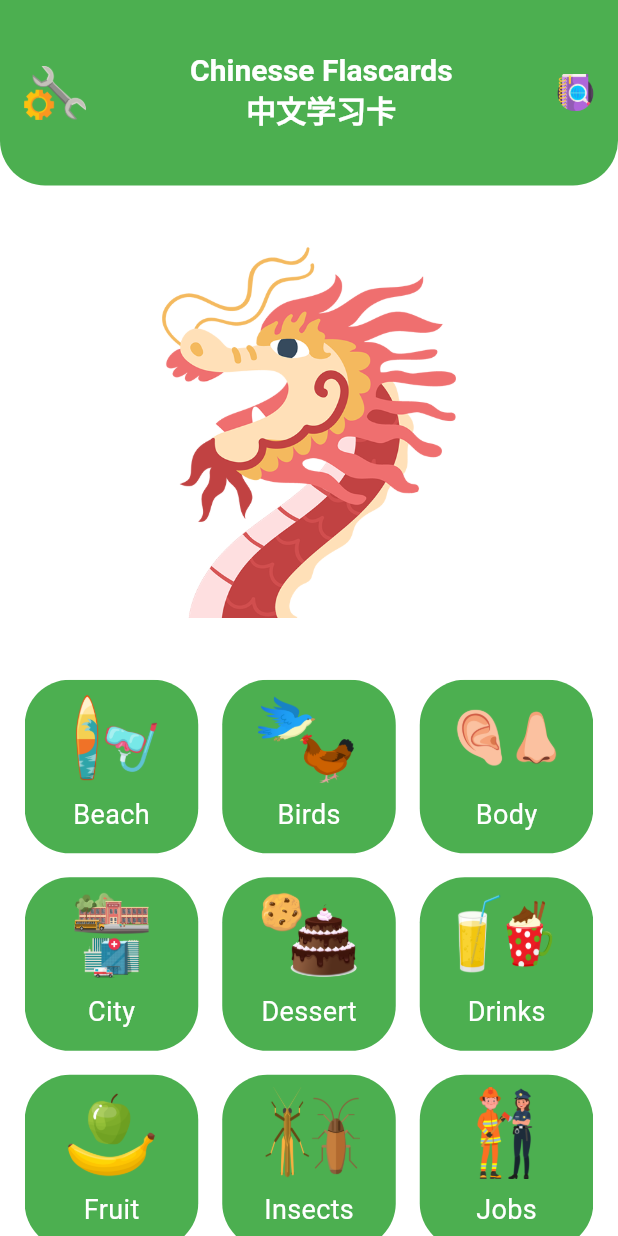
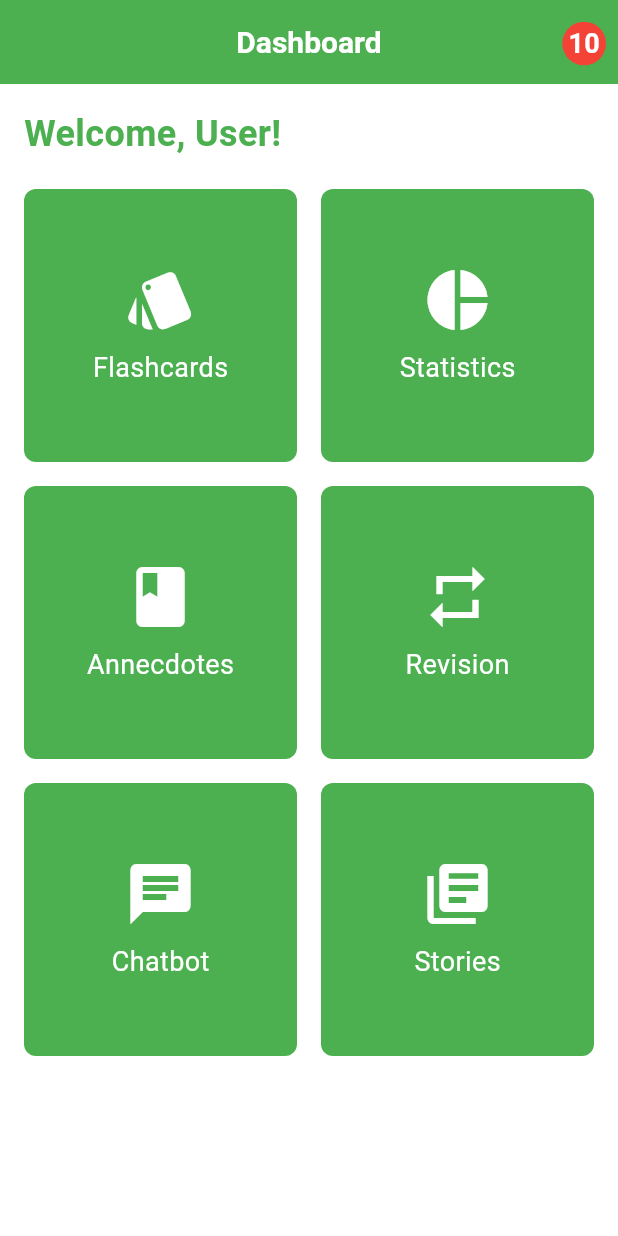
Before and after one commit to Nde-Dilan/Nerala, a Flutter app: the screen it shows after launch, on a phone screen of 412 x 824 dp. Run offline on Flutter 3.47's test engine with Material 3 defaults, Android fonts, the phone set to English and light mode, and no system bars; our stand-ins replace fl_chart, flutter_tts; Roboto replaces fonts that are missing (Ink Free).

Commit message:
the dashboard and statistics

```diff
--- a/lib/main.dart
+++ b/lib/main.dart
@@ -1,6 +1,6 @@
 import 'package:anki_like_app/configs/themes.dart';
 import 'package:anki_like_app/notifiyers/flascards_notifiyer.dart';
-import 'package:anki_like_app/pages/home_page.dart';
+import 'package:anki_like_app/pages/dashboard.dart';
 import 'package:flutter/material.dart';
 import 'package:provider/provider.dart';
 
@@ -22,8 +22,7 @@ class MyApp extends StatelessWidget {
       theme: appTheme,
       home: PageView(
         children: const [
-          HomePage(),
-
+          Dashboard(), // Set Dashboard as the initial page
         ],
       ),
     );
--- /dev/null
+++ b/lib/pages/annecdotes.dart
@@ -0,0 +1,20 @@
+import 'package:flutter/material.dart';
+
+class Annecdotes extends StatelessWidget {
+  const Annecdotes({Key? key}) : super(key: key);
+
+  @override
+  Widget build(BuildContext context) {
+    return Scaffold(
+      appBar: AppBar(
+        title: const Text('Annecdotes'),
+      ),
+      body: Center(
+        child: const Text(
+          'Annecdotes Page',
+          style: TextStyle(fontSize: 24),
+        ),
+      ),
+    );
+  }
+}
--- /dev/null
+++ b/lib/pages/chatbot.dart
@@ -0,0 +1,20 @@
+import 'package:flutter/material.dart';
+
+class Chatbot extends StatelessWidget {
+  const Chatbot({Key? key}) : super(key: key);
+
+  @override
+  Widget build(BuildContext context) {
+    return Scaffold(
+      appBar: AppBar(
+        title: const Text('Chatbot'),
+      ),
+      body: Center(
+        child: const Text(
+          'Chatbot Page',
+          style: TextStyle(fontSize: 24),
+        ),
+      ),
+    );
+  }
+}
--- /dev/null
+++ b/lib/pages/dashboard.dart
@@ -0,0 +1,115 @@
+import 'package:flutter/material.dart';
+import 'package:flutter/cupertino.dart';
+import 'package:flutter/services.dart';
+import 'home_page.dart';
+import 'annecdotes.dart';
+import 'revision.dart';
+import 'chatbot.dart';
+import 'pie_chart.dart';
+import 'stories.dart';
+
+class Dashboard extends StatelessWidget {
+  const Dashboard({Key? key}) : super(key: key);
+
+  @override
+  Widget build(BuildContext context) {
+    return Scaffold(
+      appBar: AppBar(
+        title: const Text('Dashboard'),
+        actions: [
+          Stack(
+            children: [
+              IconButton(
+                icon: Icon(Icons.notifications),
+                onPressed: () {
+                  // Implement your action for the alert button
+                },
+              ),
+              Positioned(
+                right: 8,
+                top: 8,
+                child: Container(
+                  padding: EdgeInsets.all(4),
+                  decoration: BoxDecoration(
+                    color: Colors.red,
+                    shape: BoxShape.circle,
+                  ),
+                  child: Text(
+                    '10', // Example streak count
+                    style: TextStyle(
+                      color: Colors.white,
+                      fontWeight: FontWeight.bold,
+                    ),
+                  ),
+                ),
+              ),
+            ],
+          ),
+        ],
+      ),
+      body: Padding(
+        padding: const EdgeInsets.all(16.0),
+        child: Column(
+          crossAxisAlignment: CrossAxisAlignment.start,
+          children: [
+            Text(
+              'Welcome, User!',
+              style: TextStyle(
+                fontSize: 24,
+                fontWeight: FontWeight.bold,
+                color: Colors.green,
+              ),
+            ),
+            const SizedBox(height: 20),
+            Expanded(
+              child: GridView.count(
+                crossAxisCount: 2,
+                crossAxisSpacing: 16,
+                mainAxisSpacing: 16,
+                children: [
+                  _buildGridButton(context, 'Flashcards', Icons.style, const HomePage()),
+                  _buildGridButton(context, 'Statistics', Icons.pie_chart, const PieChartWidget()),
+                  _buildGridButton(context, 'Annecdotes', Icons.book, const Annecdotes()),
+                  _buildGridButton(context, 'Revision', Icons.repeat, const Revision()),
+                  _buildGridButton(context, 'Chatbot', Icons.chat, const Chatbot()),
+                  _buildGridButton(context, 'Stories', Icons.library_books, const Stories()),
+                ],
+              ),
+            ),
+          ],
+        ),
+      ),
+    );
+  }
+
+  Widget _buildGridButton(BuildContext context, String title, IconData icon, Widget page) {
+    return GestureDetector(
+      onTap: () {
+        Navigator.push(
+          context,
+          MaterialPageRoute(builder: (context) => page),
+        );
+      },
+      child: Container(
+        decoration: BoxDecoration(
+          color: Colors.green,
+          borderRadius: BorderRadius.circular(8.0),
+        ),
+        child: Column(
+          mainAxisAlignment: MainAxisAlignment.center,
+          children: [
+            Icon(icon, size: 48, color: Colors.white),
+            const SizedBox(height: 8),
+            Text(
+              title,
+              style: TextStyle(
+                fontSize: 18,
+                color: Colors.white,
+              ),
+            ),
+          ],
+        ),
+      ),
+    );
+  }
+}
--- /dev/null
+++ b/lib/pages/revision.dart
@@ -0,0 +1,20 @@
+import 'package:flutter/material.dart';
+
+class Revision extends StatelessWidget {
+  const Revision({Key? key}) : super(key: key);
+
+  @override
+  Widget build(BuildContext context) {
+    return Scaffold(
+      appBar: AppBar(
+        title: const Text('Revision'),
+      ),
+      body: Center(
+        child: const Text(
+          'Revision Page',
+          style: TextStyle(fontSize: 24),
+        ),
+      ),
+    );
+  }
+}
--- /dev/null
+++ b/lib/pages/stories.dart
@@ -0,0 +1,20 @@
+import 'package:flutter/material.dart';
+
+class Stories extends StatelessWidget {
+  const Stories({Key? key}) : super(key: key);
+
+  @override
+  Widget build(BuildContext context) {
+    return Scaffold(
+      appBar: AppBar(
+        title: const Text('Stories'),
+      ),
+      body: Center(
+        child: const Text(
+          'Stories Page',
+          style: TextStyle(fontSize: 24),
+        ),
+      ),
+    );
+  }
+}
```
Also changed, not shown: lib/pages/indicator.dart (added, +44 -0 lines), lib/pages/pie_chart.dart (added, +269 -0 lines), lib/pages/flashcards.dart (added).
